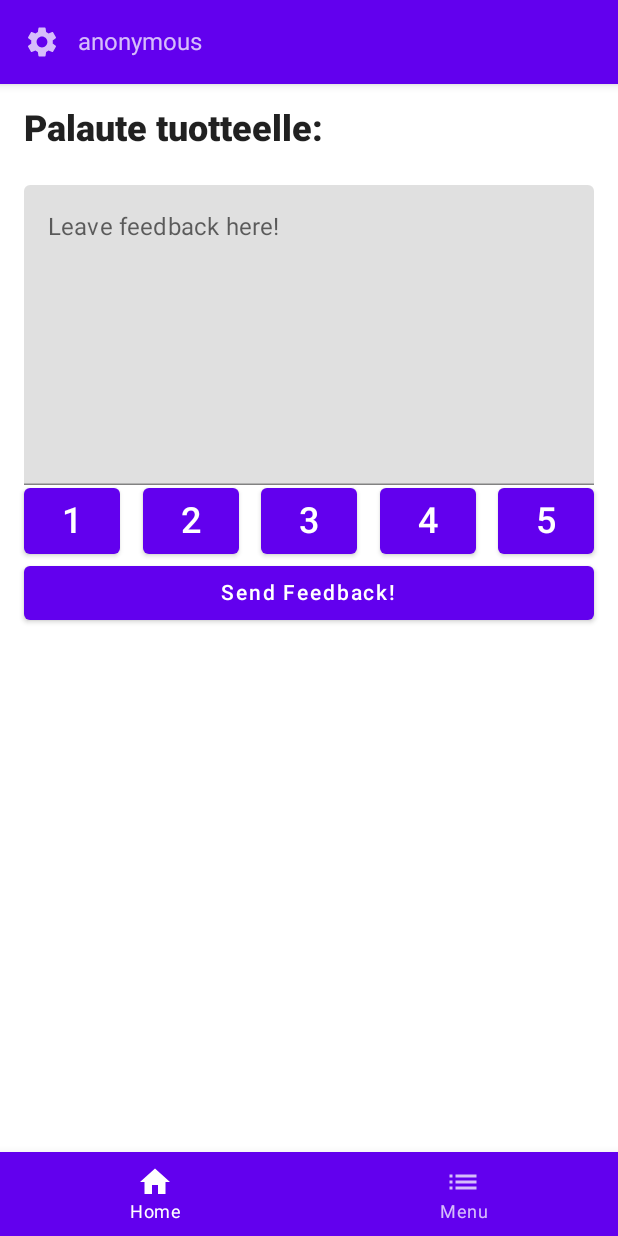
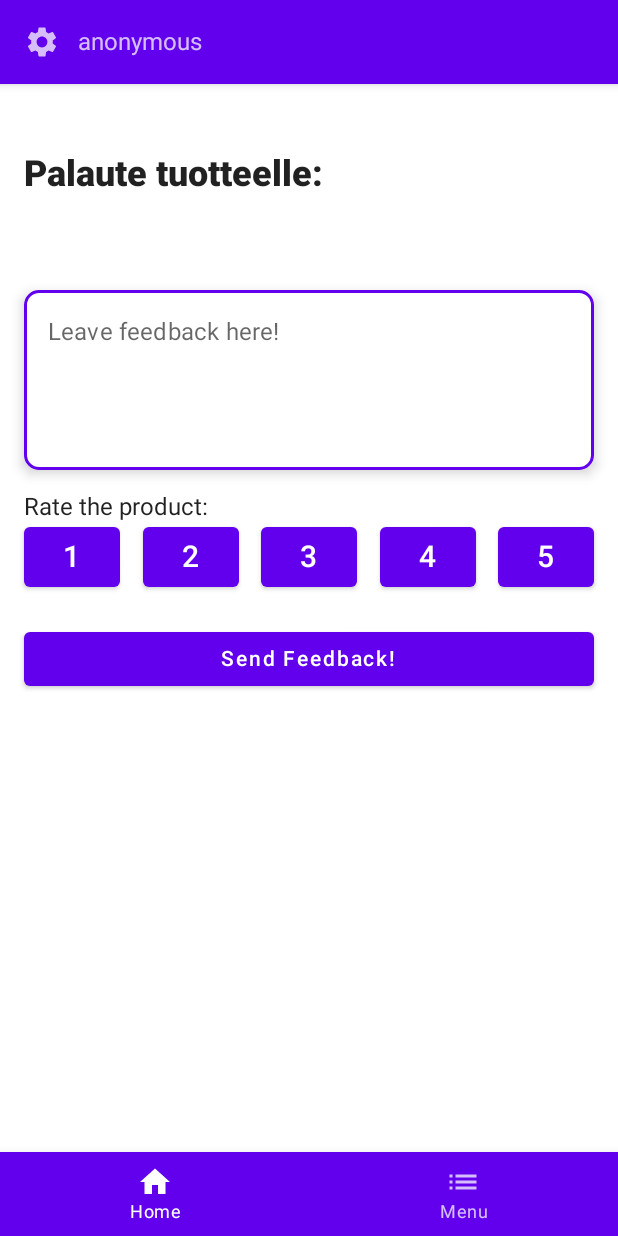
Before and after one commit to teemueer/CustomerFeedbackApp, an Android app built with Jetpack Compose: the FeedbackFormView screen opened through its navigation route, on a phone screen of 412 x 824 dp. Run offline under Robolectric (Android 15) with nearby library versions, the phone set to English and light mode, and no system bars; our stand-ins replace Firebase (no records; nobody signed in at launch, a user with empty details on screens opened directly), livedata-compose.

Commit message:
improved feedback

```diff
--- a/app/src/main/java/com/example/customerfeedbackapp/screens/customer/FeedbackFormView.kt
+++ b/app/src/main/java/com/example/customerfeedbackapp/screens/customer/FeedbackFormView.kt
@@ -1,36 +1,61 @@
 package com.example.customerfeedbackapp.screens.customer
 
+import androidx.compose.foundation.BorderStroke
+import androidx.compose.foundation.background
 import androidx.compose.foundation.layout.*
-import androidx.compose.material.Button
-import androidx.compose.material.Text
-import androidx.compose.material.TextField
+import androidx.compose.foundation.shape.RoundedCornerShape
+import androidx.compose.material.*
 import androidx.compose.runtime.*
 import androidx.compose.ui.Modifier
+import androidx.compose.ui.graphics.Color
 import androidx.compose.ui.text.font.FontWeight
+import androidx.compose.ui.tooling.preview.Preview
+import androidx.compose.ui.unit.Dp
 import androidx.compose.ui.unit.dp
 import androidx.compose.ui.unit.sp
 import androidx.lifecycle.viewmodel.compose.viewModel
+import com.example.customerfeedbackapp.models.Feedback
 
 @Composable
 fun FeedbackFormView(productViewModel: ProductViewModel) {
     var feedback by remember { mutableStateOf("") }
     var rating by remember { mutableStateOf(0) }
-    Column(modifier = Modifier.padding(16.dp)) {
+    Column(
+        modifier = Modifier
+            .padding(16.dp)
+            .fillMaxSize()
+    ) {
+        Spacer(modifier = Modifier.height(30.dp))
         FeedbackHeader(productName = productViewModel.currentItem2.title ?: "")
+        Spacer(modifier = Modifier.height(30.dp))
+        Card(
+            modifier = Modifier
+                .padding(top = 10.dp)
+                .heightIn(min = Dp.Unspecified, max = 120.dp),
+            shape = RoundedCornerShape(10.dp),
+            elevation = 5.dp,
+            border = BorderStroke(2.dp, MaterialTheme.colors.primary)
+        ) {
             TextField(
                 value = feedback, onValueChange = { feedback = it },
                 label = { Text(text = "Leave feedback here!") }, modifier =
                 Modifier
                     .height(200.dp)
-                .fillMaxWidth()
+                    .background(Color.White)
+                    .fillMaxWidth(), colors = TextFieldDefaults
+                    .textFieldColors(backgroundColor = MaterialTheme.colors.onPrimary )
             )
+        }
+        Spacer(modifier = Modifier.height(15.dp))
+        Text(text = "Rate the product:")
         Row(horizontalArrangement = Arrangement.SpaceBetween, modifier = Modifier.fillMaxWidth()) {
             for (i in 1..5) {
                 Button(onClick = { rating = i }) {
-                    Text("$i", fontSize = 24.sp)
+                    Text("$i", fontSize = 20.sp)
                 }
             }
         }
+        Spacer(modifier = Modifier.height(20.dp))
         Button(onClick = {
             if (feedback.isNotEmpty()) productViewModel.rate(feedback, rating)
         }, modifier = Modifier.fillMaxWidth()) {
@@ -41,6 +66,9 @@ fun FeedbackFormView(productViewModel: ProductViewModel) {
     }
 }
 
+
+
+
 @Composable
 fun FeedbackHeader(productName: String) {
     Column {
```
Lines whose indentation alone changed are shown as unchanged.
